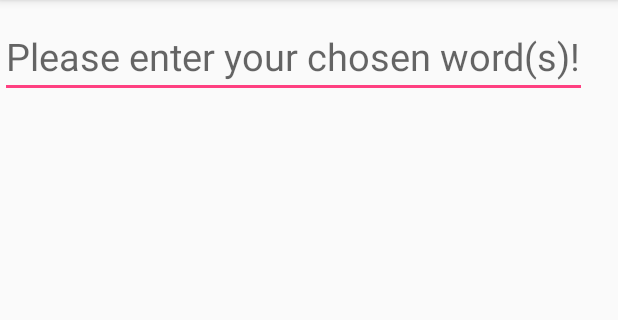
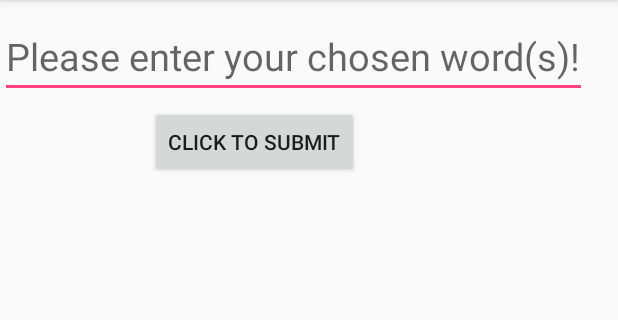
Before and after one commit to cbalsara/android_homework_week7_day2, an Android app: the screen it shows after launch (WordCount), on a phone screen of 412 x 824 dp, the part 84-404 px from its top. Run offline under Robolectric (Android 15) with nearby library versions, the phone set to English and light mode, and no system bars.

Commit message:
added submit button to app

```diff
--- a/app/src/main/res/layout/activity_main.xml
+++ b/app/src/main/res/layout/activity_main.xml
@@ -12,4 +12,13 @@
     android:layout_width="wrap_content"
     android:layout_height="wrap_content"/>
 
+    <Button
+
+        android:id="@+id/submit_button"
+        android:text="@string/submit"
+        android:layout_marginTop="5dp"
+        android:layout_marginLeft="100dp"
+        android:layout_width="wrap_content"
+        android:layout_height="wrap_content"/>
+
 </LinearLayout>
--- a/app/src/main/res/values/strings.xml
+++ b/app/src/main/res/values/strings.xml
@@ -1,4 +1,5 @@
 <resources>
     <string name="app_name">WordCounter</string>
     <string name="response"> Please enter your chosen word(s)!</string>
+    <string name="submit">Click to submit</string>
 </resources>
```
